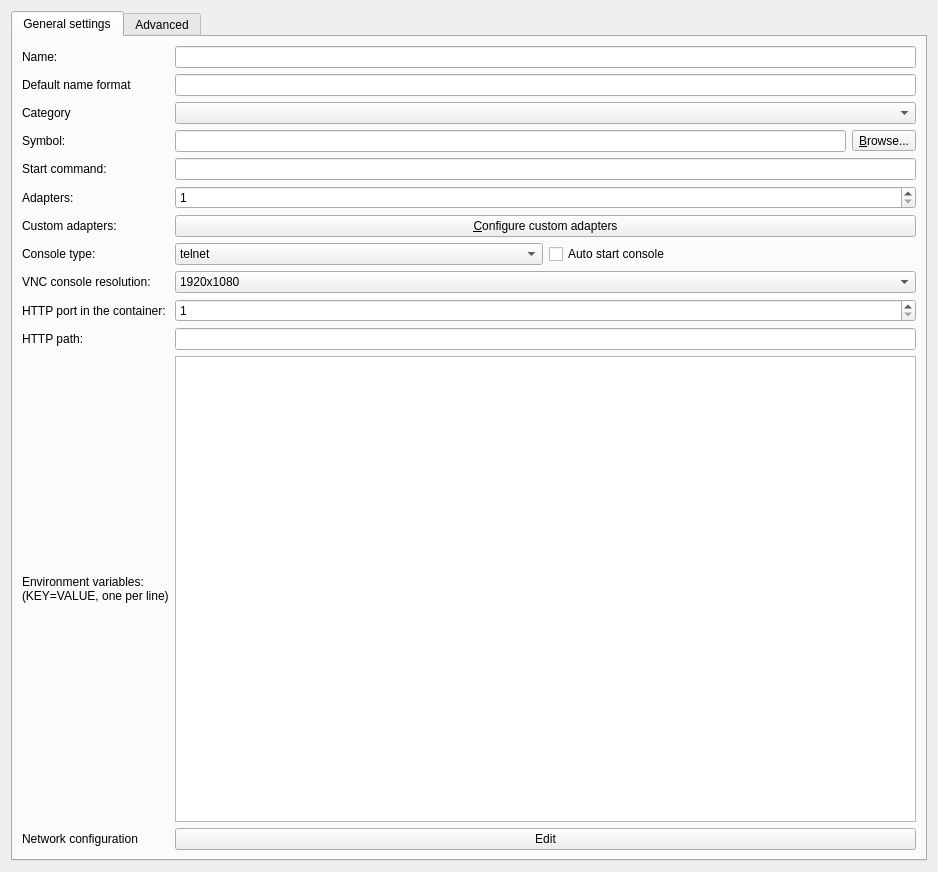
Qt form gns3/modules/docker/ui/docker_vm_configuration_page.ui (GNS3/gns3-gui) before a commit.
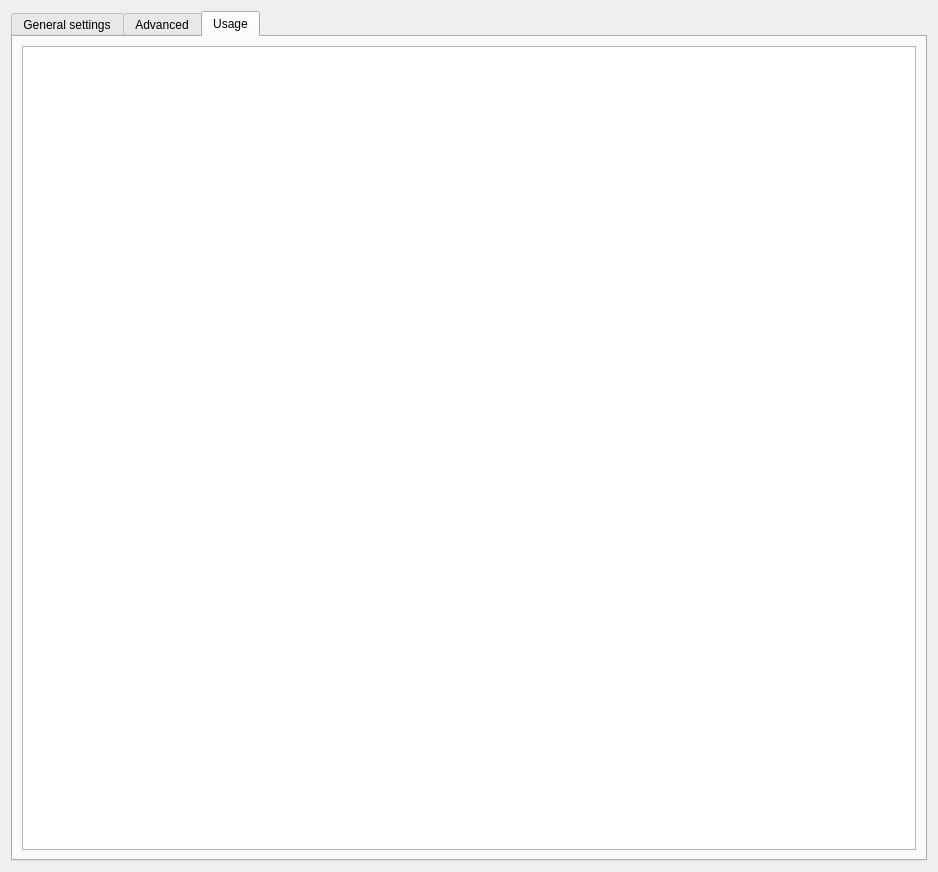
The same form after that commit. The open tabs and pages were chosen to show the change.

Commit message: New node information dialog to display general, usage and command line information. Ref https://github.com/GNS3/gns3-gui/issues/2662 https://github.com/GNS3/gns3-gui/issues/2656

What changed in the file:
```diff
--- a/gns3/modules/docker/ui/docker_vm_configuration_page.ui
+++ b/gns3/modules/docker/ui/docker_vm_configuration_page.ui
@@ -314,6 +314,16 @@
        </item>
       </layout>
      </widget>
+     <widget class="QWidget" name="tab_3">
+      <attribute name="title">
+       <string>Usage</string>
+      </attribute>
+      <layout class="QVBoxLayout" name="verticalLayout_2">
+       <item>
+        <widget class="QPlainTextEdit" name="uiUsageTextEdit"/>
+       </item>
+      </layout>
+     </widget>
     </widget>
    </item>
   </layout>
```
The commit also changes 34 other files.
